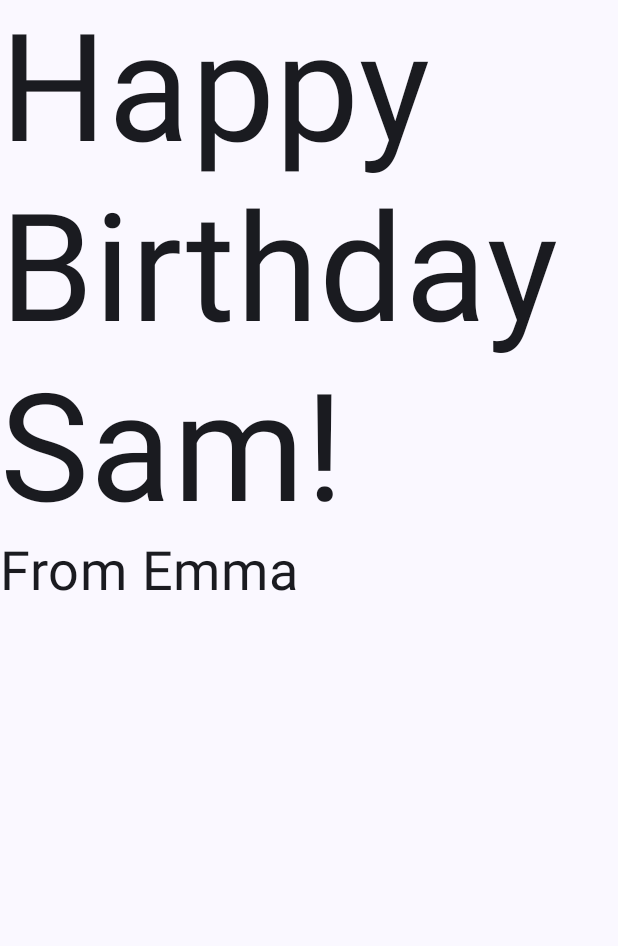
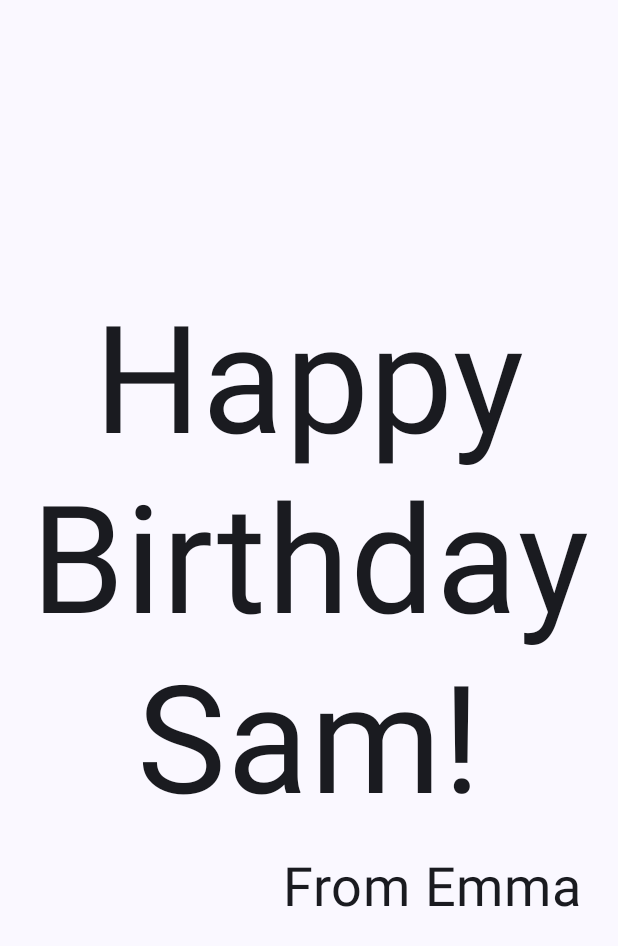
Before and after one commit to gl3af/mobile-android, an Android app built with Jetpack Compose: the screen it shows after launch (MainActivity), on a phone screen of 412 x 824 dp. Shown: the top 946 px of the screen. Run offline under Robolectric (Android 15) with nearby library versions, the phone set to English and light mode, and no system bars.

Commit message:
u1-p3-paddings&alignment

```diff
--- a/HappyBirthday/app/build.gradle.kts
+++ b/HappyBirthday/app/build.gradle.kts
@@ -59,6 +59,7 @@
     implementation("androidx.compose.ui:ui-graphics")
     implementation("androidx.compose.ui:ui-tooling-preview")
     implementation("androidx.compose.material3:material3")
+    implementation("androidx.compose.ui:ui-android:1.5.1")
     testImplementation("junit:junit:4.13.2")
     androidTestImplementation("androidx.test.ext:junit:1.1.5")
     androidTestImplementation("androidx.test.espresso:espresso-core:3.5.1")
--- a/HappyBirthday/app/src/main/java/com/example/happybirthday/MainActivity.kt
+++ b/HappyBirthday/app/src/main/java/com/example/happybirthday/MainActivity.kt
@@ -3,14 +3,19 @@
 import android.os.Bundle
 import androidx.activity.ComponentActivity
 import androidx.activity.compose.setContent
+import androidx.compose.foundation.layout.Arrangement
 import androidx.compose.foundation.layout.Column
 import androidx.compose.foundation.layout.fillMaxSize
+import androidx.compose.foundation.layout.padding
 import androidx.compose.material3.MaterialTheme
 import androidx.compose.material3.Surface
 import androidx.compose.material3.Text
 import androidx.compose.runtime.Composable
+import androidx.compose.ui.Alignment
 import androidx.compose.ui.Modifier
+import androidx.compose.ui.text.style.TextAlign
 import androidx.compose.ui.tooling.preview.Preview
+import androidx.compose.ui.unit.dp
 import androidx.compose.ui.unit.sp
 import com.example.happybirthday.ui.theme.HappyBirthdayTheme
 
@@ -33,15 +38,22 @@
 
 @Composable
 fun GreetingText(message: String, from: String, modifier: Modifier = Modifier) {
-    Column(modifier = modifier) {
+    Column(
+        verticalArrangement = Arrangement.Center,
+        modifier = modifier.padding(8.dp)
+    ) {
         Text(
             text = message,
             fontSize = 100.sp,
             lineHeight = 120.sp,
+            textAlign = TextAlign.Center
         )
         Text(
             text = from,
-            fontSize = 36.sp
+            fontSize = 36.sp,
+            modifier = Modifier
+                .padding(16.dp)
+                .align(alignment = Alignment.End)
         )
     }
 }
```
